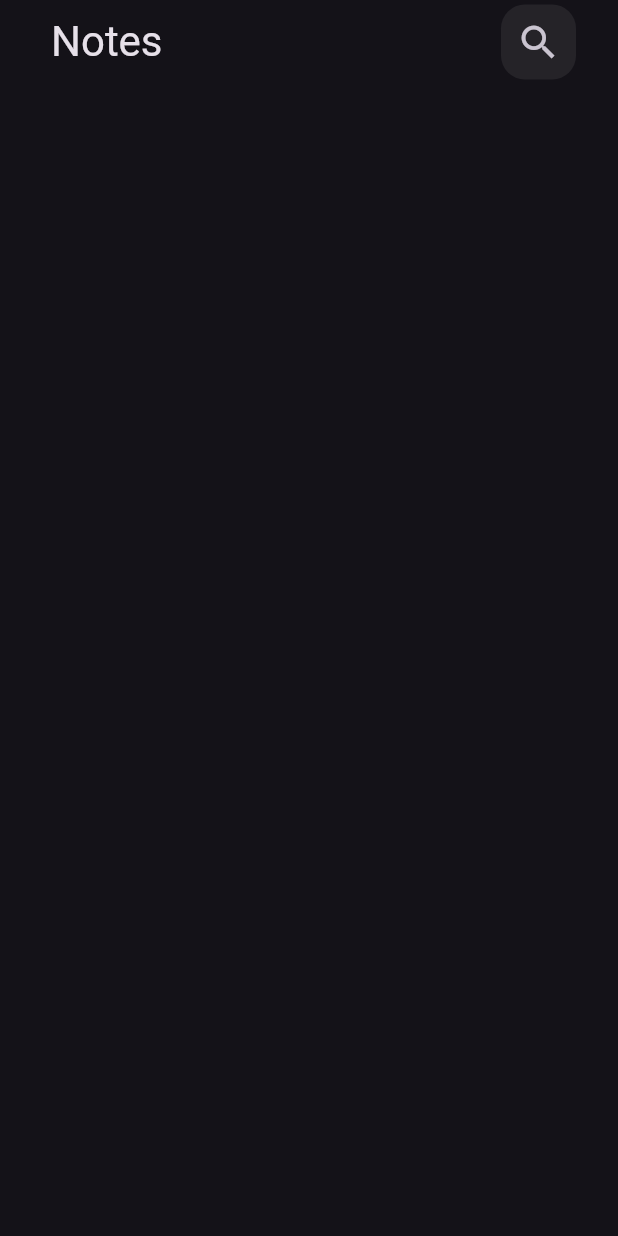
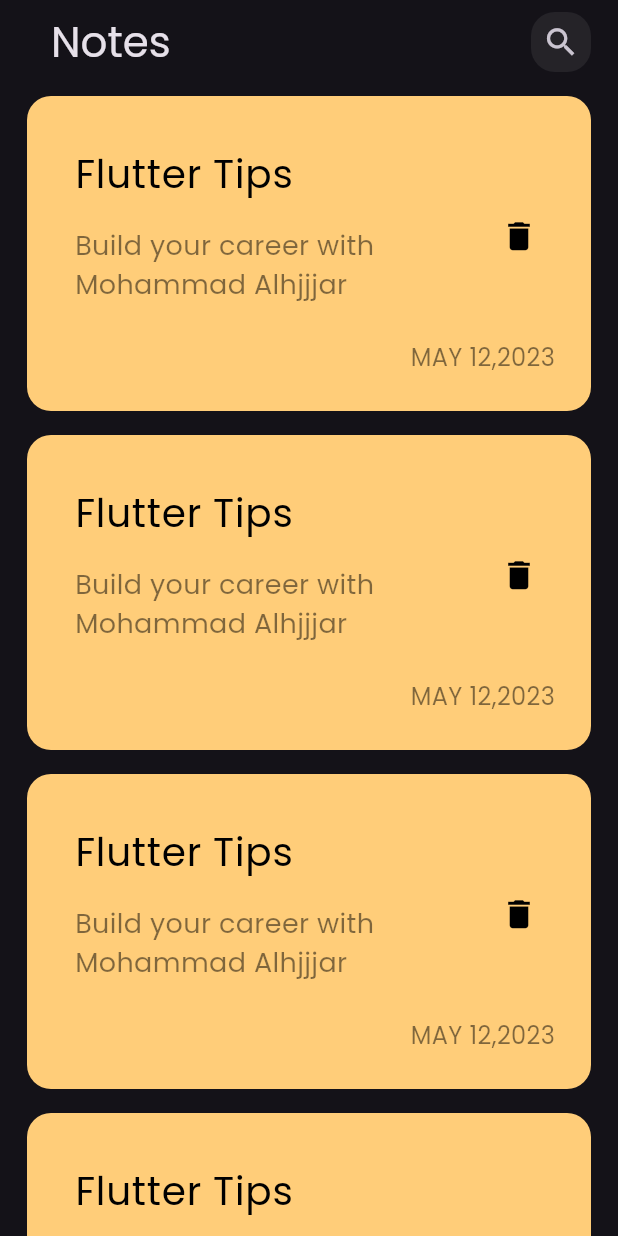
Before and after one commit to MohammadAlhajjar/notes_app, a Flutter app: the screen it shows after launch, on a phone screen of 412 x 824 dp. Run offline on Flutter 3.47's test engine with Material 3 defaults, Android fonts, the phone set to English and light mode, and no system bars.

Commit message:
create list view for notes

```diff
--- a/lib/main.dart
+++ b/lib/main.dart
@@ -14,6 +14,7 @@ class MyApp extends StatelessWidget {
       debugShowCheckedModeBanner: false,
       theme: ThemeData(
         brightness: Brightness.dark,
+        fontFamily: 'Poppins',
       ),
       home: const NotesView(),
     );
--- a/lib/view/notes_view.dart
+++ b/lib/view/notes_view.dart
@@ -1,14 +1,37 @@
 import 'package:flutter/material.dart';
 
-import 'widget/notes_view_body.dart';
+import 'widget/custom_search_icon.dart';
+import 'widget/note_item.dart';
+import 'widget/notes_list_view.dart';
 
 class NotesView extends StatelessWidget {
   const NotesView({super.key});
 
   @override
   Widget build(BuildContext context) {
-    return const Scaffold(
-      body: NotesViewBody(),
+    return Scaffold(
+      body: Padding(
+        padding: const EdgeInsets.symmetric(
+          horizontal: 18,
+        ),
+        child: Column(
+          children: [
+            AppBar(
+              surfaceTintColor: const Color(0xff1c1b1f),
+              title: const Text(
+                "Notes",
+                style: TextStyle(
+                  fontSize: 28,
+                ),
+              ),
+              actions: const [
+                CustomSearchIcon(),
+              ],
+            ),
+            const NotesListView(),
+          ],
+        ),
+      ),
     );
   }
 }
--- a/lib/view/widget/custom_search_icon.dart
+++ b/lib/view/widget/custom_search_icon.dart
@@ -5,11 +5,9 @@ class CustomSearchIcon extends StatelessWidget {
 
   @override
   Widget build(BuildContext context) {
-    return Padding(
-      padding: const EdgeInsets.only(right: 10),
-      child: Container(
-        width: 50,
-        height: 50,
+    return Container(
+      width: 40,
+      height: 40,
       decoration: BoxDecoration(
         color: Colors.white.withOpacity(0.07),
         borderRadius: const BorderRadius.all(Radius.circular(16)),
@@ -17,8 +15,7 @@ class CustomSearchIcon extends StatelessWidget {
       child: const Center(
         child: Icon(
           Icons.search,
-            size: 30,
-          ),
+          size: 25,
         ),
       ),
     );
--- /dev/null
+++ b/lib/view/widget/note_item.dart
@@ -0,0 +1,67 @@
+import 'package:flutter/material.dart';
+
+class NoteItem extends StatelessWidget {
+  const NoteItem({super.key});
+
+  @override
+  Widget build(BuildContext context) {
+    return Container(
+      padding: const EdgeInsets.only(
+        left: 16,
+        top: 24,
+        bottom: 24,
+      ),
+      decoration: const BoxDecoration(
+        color: Color(0xffffcd79),
+        borderRadius: BorderRadius.all(
+          Radius.circular(16),
+        ),
+      ),
+      child: Column(
+        crossAxisAlignment: CrossAxisAlignment.end,
+        children: [
+          ListTile(
+            title: const Text(
+              "Flutter Tips",
+              style: TextStyle(
+                color: Colors.black,
+                fontSize: 26,
+              ),
+            ),
+            subtitle: Padding(
+              padding: const EdgeInsets.only(
+                top: 16,
+                bottom: 16,
+              ),
+              child: Text(
+                "Build your career with Mohammad Alhjjjar",
+                style: TextStyle(
+                  color: Colors.black.withOpacity(0.5),
+                  fontSize: 18,
+                ),
+              ),
+            ),
+            trailing: IconButton(
+              onPressed: () {},
+              icon: const Icon(
+                Icons.delete,
+                color: Colors.black,
+                size: 25,
+              ),
+            ),
+          ),
+          Padding(
+            padding: const EdgeInsets.only(right: 24),
+            child: Text(
+              "MAY 12,2023",
+              style: TextStyle(
+                fontSize: 16,
+                color: Colors.black.withOpacity(0.5),
+              ),
+            ),
+          ),
+        ],
+      ),
+    );
+  }
+}
--- /dev/null
+++ b/lib/view/widget/notes_list_view.dart
@@ -0,0 +1,21 @@
+import 'package:flutter/material.dart';
+
+import 'note_item.dart';
+
+class NotesListView extends StatelessWidget {
+  const NotesListView({super.key});
+
+  @override
+  Widget build(BuildContext context) {
+    return Expanded(
+      child: ListView.builder(
+        itemBuilder: (BuildContext context, int index) {
+          return const Padding(
+            padding: EdgeInsets.symmetric(vertical: 8),
+            child: NoteItem(),
+          );
+        },
+      ),
+    );
+  }
+}
--- a/lib/view/widget/notes_view_body.dart
+++ /dev/null
@@ -1,30 +0,0 @@
-import 'package:flutter/material.dart';
-import 'package:notes_app/view/widget/custom_search_icon.dart';
-
-class NotesViewBody extends StatelessWidget {
-  const NotesViewBody({super.key});
-
-  @override
-  Widget build(BuildContext context) {
-    return Padding(
-      padding: const EdgeInsets.symmetric(
-        horizontal: 18,
-      ),
-      child: Column(
-        children: [
-          AppBar(
-            title: const Text(
-              "Notes",
-              style: TextStyle(
-                fontSize: 28,
-              ),
-            ),
-            actions: const [
-              CustomSearchIcon(),
-            ],
-          ),
-        ],
-      ),
-    );
-  }
-}
```
Also changed, not shown: pubspec.yaml (+4 -6 lines), assets/fonts/Poppins-Regular.ttf (added). Lines whose indentation alone changed are shown as unchanged.
